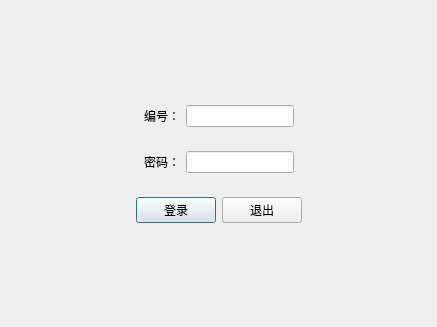
This is logindialog.ui in PLlee3694/QtProject as Qt 5 draws it before an edit. The edited form follows.
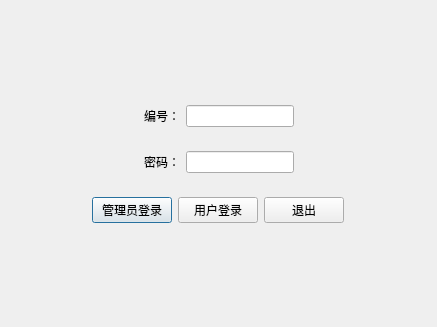
This is the edited form.

What changed in the file:
```diff
--- a/logindialog.ui
+++ b/logindialog.ui
@@ -163,7 +163,14 @@
          <item>
           <widget class="QPushButton" name="Login_pushButton">
            <property name="text">
-            <string>登录</string>
+            <string>管理员登录</string>
+           </property>
+          </widget>
+         </item>
+         <item>
+          <widget class="QPushButton" name="user_pushButton">
+           <property name="text">
+            <string>用户登录</string>
            </property>
           </widget>
          </item>
```
